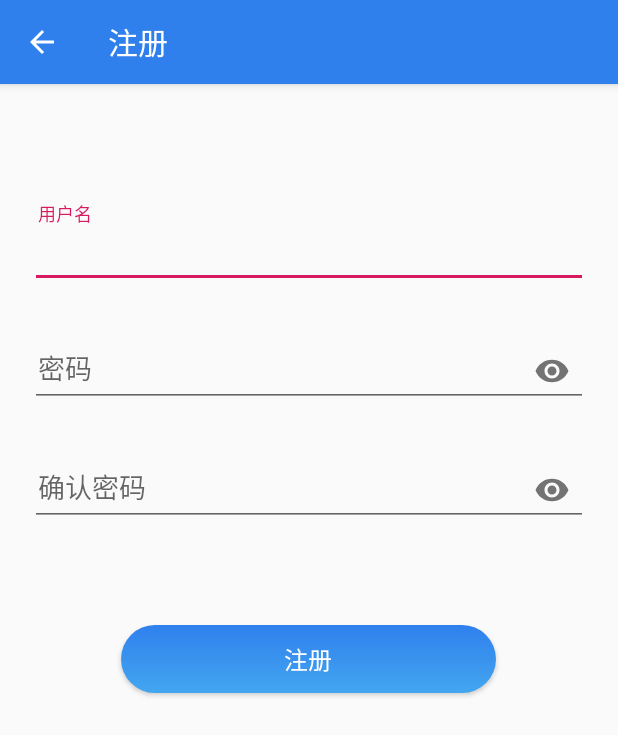
After one commit to yuan7016/XY-WanAndroid, an Android app: the RegisterActivity screen opened directly, with no data from a screen before it, on a phone screen of 412 x 824 dp. The commit adds this screen. Shown: the top 735 px of the screen. Run offline under Robolectric (Android 15) with nearby library versions, the phone set to English and light mode, and no system bars; libraries missing offline, so code that uses them is left out: com.alibaba.android, com.hjq.toast; 1 statement that could not run was skipped.

Commit message:
Register UI

```diff
--- a/app/src/main/AndroidManifest.xml
+++ b/app/src/main/AndroidManifest.xml
@@ -34,6 +34,7 @@
         <!-- ================================================================================= -->
         <activity
             android:name=".ui.SplashActivity"
+            android:theme="@style/SplashTheme"
             android:screenOrientation="portrait">
             <intent-filter>
                 <action android:name="android.intent.action.MAIN" />
@@ -52,6 +53,11 @@
             android:launchMode="singleTop"
             android:screenOrientation="portrait" />
 
+        <activity
+            android:name=".ui.RegisterActivity"
+            android:launchMode="singleTop"
+            android:screenOrientation="portrait" />
+
     </application>
 
 </manifest>
--- a/app/src/main/java/com/xyuan/wanandroid/ui/LoginActivity.kt
+++ b/app/src/main/java/com/xyuan/wanandroid/ui/LoginActivity.kt
@@ -3,6 +3,7 @@ package com.xyuan.wanandroid.ui
 import android.text.Editable
 import android.text.TextUtils
 import com.alibaba.android.arouter.facade.annotation.Route
+import com.alibaba.android.arouter.launcher.ARouter
 import com.hjq.toast.ToastUtils
 import com.xyuan.wanandroid.R
 import com.xyuan.wanandroid.base.BaseActivity
@@ -60,7 +61,7 @@ class LoginActivity : BaseActivity(){
         btnLogin.setOnClickListener { attemptLogin() }
 
         tvToRegister.setOnClickListener {
-            ToastUtils.show("注册")
+            ARouter.getInstance().build(PathManager.REGISTER_ACTIVITY_PATH).navigation()
         }
     }
 
--- /dev/null
+++ b/app/src/main/java/com/xyuan/wanandroid/ui/RegisterActivity.kt
@@ -0,0 +1,113 @@
+package com.xyuan.wanandroid.ui
+
+import android.text.Editable
+import android.text.TextUtils
+import com.alibaba.android.arouter.facade.annotation.Route
+import com.hjq.toast.ToastUtils
+import com.xyuan.wanandroid.R
+import com.xyuan.wanandroid.base.BaseActivity
+import com.xyuan.wanandroid.listener.XYTextWatcher
+import com.xyuan.wanandroid.util.PathManager
+import kotlinx.android.synthetic.main.activity_register.*
+import kotlinx.android.synthetic.main.common_tool_bar_layout.*
+
+/**
+ * Created by YuanZhiQiang on 2019/03/18 11:00
+ * Desc:注册
+ */
+@Route(path= PathManager.REGISTER_ACTIVITY_PATH)
+class RegisterActivity : BaseActivity(){
+
+    override fun getContentLayoutId(): Int {
+        return R.layout.activity_register
+    }
+
+    override fun initView() {
+        initToolBar(toolbarCommon,"注册")
+
+        initListener()
+    }
+
+    private fun initListener() {
+        actvUserName.addTextChangedListener(object : XYTextWatcher(){
+            override fun afterTextChanged(s: Editable?) {
+                super.afterTextChanged(s)
+                if (TextUtils.isEmpty(s.toString())){
+                    textInputLayoutUserName.isErrorEnabled = true
+                    textInputLayoutUserName.error = getString(R.string.error_invalid_account)
+                }else{
+                    textInputLayoutUserName.isErrorEnabled = false
+                }
+            }
+        })
+
+        etRegisterPassword.addTextChangedListener(object : XYTextWatcher() {
+
+            override fun afterTextChanged(s: Editable?) {
+                super.afterTextChanged(s)
+                if (TextUtils.isEmpty(s.toString())){
+                    textInputLayoutRegisterPassword.isErrorEnabled = true
+                    textInputLayoutRegisterPassword.error = getString(R.string.error_invalid_password)
+                }else{
+                    textInputLayoutRegisterPassword.isErrorEnabled = false
+                }
+            }
+        })
+
+        etConfirmPassword.addTextChangedListener(object : XYTextWatcher() {
+
+            override fun afterTextChanged(s: Editable?) {
+                super.afterTextChanged(s)
+                if (TextUtils.isEmpty(s.toString())){
+                    textInputLayoutConfirmPassword.isErrorEnabled = true
+                    textInputLayoutConfirmPassword.error = getString(R.string.error_invalid_password)
+                }else{
+                    textInputLayoutConfirmPassword.isErrorEnabled = false
+                }
+            }
+        })
+
+        btnRegister.setOnClickListener { attemptRegister() }
+    }
+
+    private fun attemptRegister() {
+        // Reset errors.
+        textInputLayoutUserName.error = null
+        textInputLayoutRegisterPassword.error = null
+        textInputLayoutConfirmPassword.error = null
+
+        val userName = actvUserName.text.toString()
+        val password = etRegisterPassword.text.toString()
+        val confirmPassword = etConfirmPassword.text.toString()
+
+
+        if (!TextUtils.isEmpty(userName) && !TextUtils.isEmpty(password) && !TextUtils.isEmpty(confirmPassword)){
+            //register
+            ToastUtils.show("Register")
+        }else{
+
+            if (TextUtils.isEmpty(userName)) {
+                textInputLayoutUserName.isErrorEnabled = true
+                textInputLayoutUserName.error = getString(com.xyuan.wanandroid.R.string.error_invalid_account)
+            }
+
+            if (TextUtils.isEmpty(password)) {
+                textInputLayoutRegisterPassword.isErrorEnabled = true
+                textInputLayoutRegisterPassword.error = getString(com.xyuan.wanandroid.R.string.error_invalid_password)
+            }
+
+            if (TextUtils.isEmpty(confirmPassword)) {
+                textInputLayoutConfirmPassword.isErrorEnabled = true
+                textInputLayoutConfirmPassword.error = getString(com.xyuan.wanandroid.R.string.error_invalid_password)
+            }
+
+        }
+
+    }
+
+    override fun initData() {
+
+    }
+
+
+}
--- a/app/src/main/java/com/xyuan/wanandroid/util/PathManager.kt
+++ b/app/src/main/java/com/xyuan/wanandroid/util/PathManager.kt
@@ -9,6 +9,7 @@ class PathManager {
 
         const val MAIN_ACTIVITY_PATH = "/activity/main"
         const val LOGIN_ACTIVITY_PATH = "/activity/login"
+        const val REGISTER_ACTIVITY_PATH = "/activity/register"
 
     }
 }
--- /dev/null
+++ b/app/src/main/res/layout/activity_register.xml
@@ -0,0 +1,93 @@
+<?xml version="1.0" encoding="utf-8"?>
+<LinearLayout xmlns:android="http://schemas.android.com/apk/res/android"
+    xmlns:app="http://schemas.android.com/apk/res-auto"
+    xmlns:tools="http://schemas.android.com/tools"
+    android:layout_width="match_parent"
+    android:layout_height="match_parent"
+    android:gravity="center_horizontal"
+    android:orientation="vertical">
+
+    <include layout="@layout/common_tool_bar_layout" />
+
+    <View
+        android:layout_width="match_parent"
+        android:layout_height="80dp" />
+
+    <com.google.android.material.textfield.TextInputLayout
+        android:id="@+id/textInputLayoutUserName"
+        android:layout_width="match_parent"
+        android:layout_height="wrap_content"
+        android:layout_marginStart="20dp"
+        android:layout_marginEnd="20dp"
+        app:errorEnabled="true">
+
+        <AutoCompleteTextView
+            android:id="@+id/actvUserName"
+            android:layout_width="match_parent"
+            android:layout_height="wrap_content"
+            android:hint="@string/prompt_username"
+            android:inputType="text"
+            android:maxLines="1"
+            android:paddingStart="5dp"
+            android:paddingEnd="5dp"
+            android:singleLine="true" />
+
+    </com.google.android.material.textfield.TextInputLayout>
+
+    <com.google.android.material.textfield.TextInputLayout
+        android:id="@+id/textInputLayoutRegisterPassword"
+        android:layout_width="match_parent"
+        android:layout_height="wrap_content"
+        android:layout_marginStart="20dp"
+        android:layout_marginEnd="20dp"
+        app:errorEnabled="true"
+        app:passwordToggleEnabled="true">
+
+        <EditText
+            android:id="@+id/etRegisterPassword"
+            android:layout_width="match_parent"
+            android:layout_height="wrap_content"
+            android:hint="@string/prompt_password"
+            android:inputType="textPassword"
+            android:maxLines="1"
+            android:paddingStart="5dp"
+            android:paddingEnd="5dp"
+            android:singleLine="true" />
+
+    </com.google.android.material.textfield.TextInputLayout>
+
+    <com.google.android.material.textfield.TextInputLayout
+        android:id="@+id/textInputLayoutConfirmPassword"
+        android:layout_width="match_parent"
+        android:layout_height="wrap_content"
+        android:layout_marginStart="20dp"
+        android:layout_marginEnd="20dp"
+        app:errorEnabled="true"
+        app:passwordToggleEnabled="true">
+
+        <EditText
+            android:id="@+id/etConfirmPassword"
+            android:layout_width="match_parent"
+            android:layout_height="wrap_content"
+            android:hint="@string/prompt_password_again"
+            android:inputType="textPassword"
+            android:maxLines="1"
+            android:paddingStart="5dp"
+            android:paddingEnd="5dp"
+            android:singleLine="true" />
+
+    </com.google.android.material.textfield.TextInputLayout>
+
+    <Button
+        android:id="@+id/btnRegister"
+        android:layout_width="250dp"
+        android:layout_height="45dp"
+        android:layout_marginTop="45dp"
+        android:background="@drawable/bg_shape_blue_btn"
+        android:elevation="3dp"
+        android:text="@string/register"
+        android:textColor="@color/White_FFFFFF"
+        android:textSize="16sp" />
+
+
+</LinearLayout>
--- a/app/src/main/res/values/strings.xml
+++ b/app/src/main/res/values/strings.xml
@@ -4,7 +4,6 @@
     <string name="title_system">体系</string>
     <string name="title_wechat">公众号</string>
     <string name="title_project">项目</string>
-
 
     <string name="title_setting">设置</string>
     <string name="title_my_collection">我的收藏</string>
@@ -15,15 +14,15 @@
 
     <string name="navigation_drawer_open">Open navigation drawer</string>
     <string name="navigation_drawer_close">Close navigation drawer</string>
-    <string name="nav_header_title">Android Studio</string>
-    <string name="nav_header_subtitle">android.studio@android.com</string>
-    <string name="nav_header_desc">Navigation header</string>
-    <string name="action_settings">Settings</string>
-    <string name="title_activity_login">Sign in</string>
+
     <!-- Strings related to login -->
     <string name="prompt_account">账号</string>
+    <string name="prompt_username">用户名</string>
     <string name="prompt_password">密码</string>
+    <string name="prompt_password_again">确认密码</string>
     <string name="login">登录</string>
+    <string name="login_out">退出登录</string>
+    <string name="register">注册</string>
 
     <string name="error_invalid_account">请输入正确的账号</string>
     <string name="error_invalid_password">请输入正确的密码</string>
--- a/app/src/main/res/values/styles.xml
+++ b/app/src/main/res/values/styles.xml
@@ -9,10 +9,13 @@
 
     </style>
 
-    <style name="AppTheme.NoActionBar">
+    <style name="SplashTheme" parent="AppTheme">
         <item name="windowActionBar">false</item>
         <item name="windowNoTitle">true</item>
+        <item name="android:windowBackground">@drawable/iv_screen_bg3</item>
     </style>
+
+
 
     <style name="AppTheme.AppBarOverlay" parent="ThemeOverlay.AppCompat.Dark.ActionBar" />
 
```
